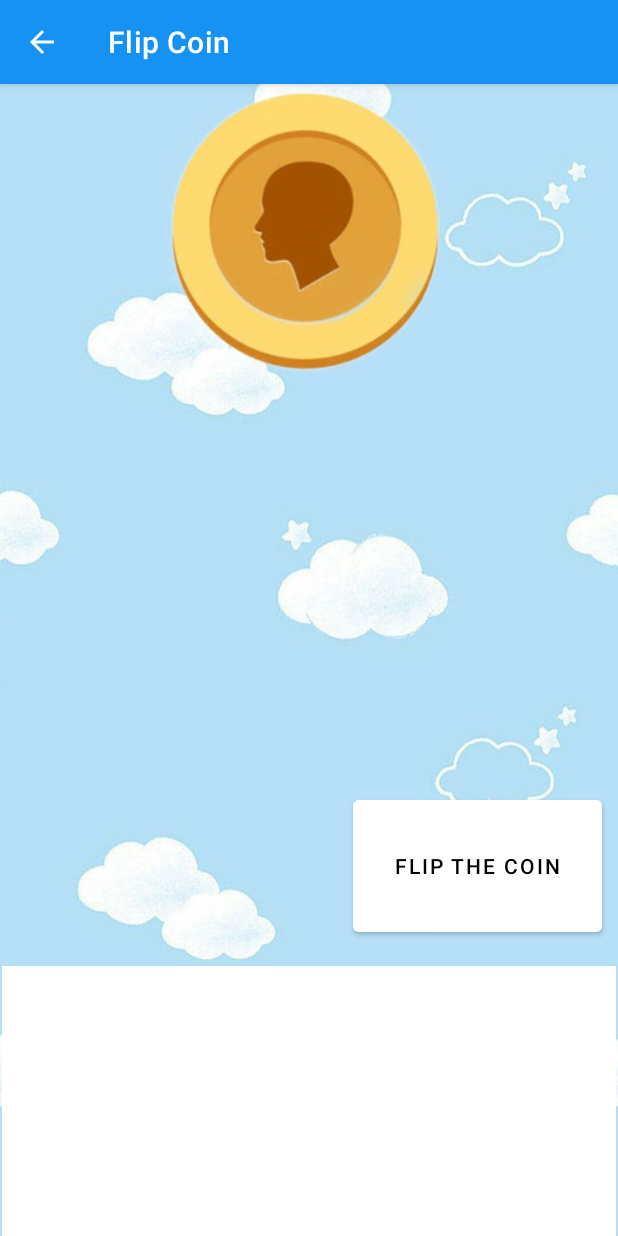
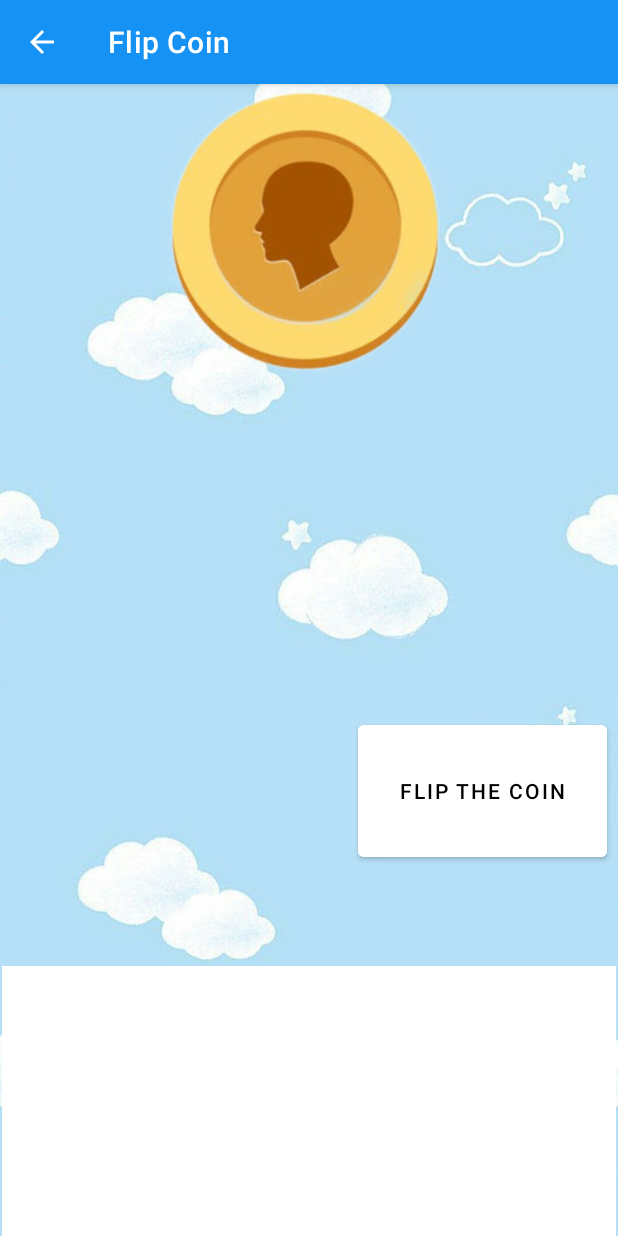
Before and after one commit to danielvnguyen/PracticalParentApp, an Android app: the CoinFlip screen opened directly, with no data from a screen before it, on a phone screen of 412 x 824 dp. Run offline under Robolectric (Android 15) with nearby library versions, the phone set to English and light mode, and no system bars; Roboto replaces fonts that are not available here.

Commit message:
adjust coin flip buttons again

```diff
--- a/app/src/main/res/layout/activity_coin_flip.xml
+++ b/app/src/main/res/layout/activity_coin_flip.xml
@@ -18,8 +18,10 @@
         android:textColor="#000000"
         app:layout_constraintBottom_toTopOf="@+id/flipHistory"
         app:layout_constraintEnd_toEndOf="parent"
+        app:layout_constraintHorizontal_bias="0.65"
         app:layout_constraintStart_toEndOf="@+id/enter_pos2"
         app:layout_constraintTop_toBottomOf="@+id/tails_btn"
+        app:layout_constraintVertical_bias="0.142"
         tools:ignore="TextContrastCheck" />
 
     <ImageView
@@ -123,23 +125,7 @@
         app:layout_constraintHorizontal_bias="1.0"
         app:layout_constraintStart_toStartOf="parent"
         app:layout_constraintTop_toBottomOf="@+id/heads"
-        app:layout_constraintVertical_bias="0.294"
-        tools:visibility="invisible" />
-
-    <Button
-        android:id="@+id/tails_btn"
-        android:layout_width="wrap_content"
-        android:layout_height="wrap_content"
-        android:backgroundTint="@color/white"
-        android:text="@string/tails"
-        android:textColor="@color/black"
-        app:layout_constraintBottom_toTopOf="@+id/flipHistory"
-        app:layout_constraintEnd_toEndOf="parent"
-        app:layout_constraintHorizontal_bias="0.752"
-        app:layout_constraintStart_toStartOf="parent"
-        app:layout_constraintTop_toBottomOf="@+id/current_child"
-        app:layout_constraintVertical_bias="0.0"
-        tools:ignore="TextContrastCheck"
+        app:layout_constraintVertical_bias="0.207"
         tools:visibility="invisible" />
 
     <Button
@@ -158,4 +144,20 @@
         tools:ignore="TextContrastCheck"
         tools:visibility="invisible" />
 
+    <Button
+        android:id="@+id/tails_btn"
+        android:layout_width="wrap_content"
+        android:layout_height="wrap_content"
+        android:backgroundTint="@color/white"
+        android:text="@string/tails"
+        android:textColor="@color/black"
+        app:layout_constraintBottom_toTopOf="@+id/flipHistory"
+        app:layout_constraintEnd_toEndOf="parent"
+        app:layout_constraintHorizontal_bias="0.755"
+        app:layout_constraintStart_toStartOf="parent"
+        app:layout_constraintTop_toBottomOf="@+id/current_child"
+        app:layout_constraintVertical_bias="0.0"
+        tools:ignore="TextContrastCheck"
+        tools:visibility="invisible" />
+
 </androidx.constraintlayout.widget.ConstraintLayout>
```
